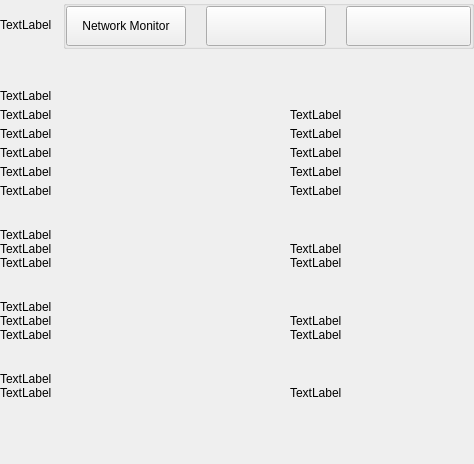
First picture: the form in src/qt/pivx/settings/forms/settingsinformationwidget.ui, repository sappcoin-com/PIVX, before the edit.
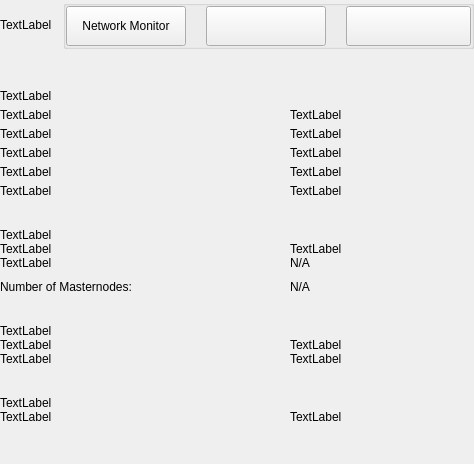
Second picture: the form after the edit.

Commit message: Add masternode count to GUI info

Diff of the .ui file:
```diff
--- a/src/qt/pivx/settings/forms/settingsinformationwidget.ui
+++ b/src/qt/pivx/settings/forms/settingsinformationwidget.ui
@@ -488,8 +488,67 @@
            </item>
            <item>
             <widget class="QLabel" name="labelInfoConnections">
+			                          <property name="cursor">
+                            <cursorShape>IBeamCursor</cursorShape>
+                          </property>
+                          <property name="textInteractionFlags">
+                            <set>Qt::LinksAccessibleByMouse|Qt::TextSelectableByKeyboard|Qt::TextSelectableByMouse</set>
+                          </property>
+                          <property name="text">
+                            <string>N/A</string>
+                          </property>
+                        </widget>
+                      </item>
+                    </layout>
+                  </widget>
+                </item>
+                <item>
+                  <widget class="QWidget" name="layoutOptions2_1" native="true">
+                    <layout class="QHBoxLayout" name="horizontalMasternodes" stretch="0,1">
+                      <property name="spacing">
+                        <number>0</number>
+                      </property>
+                      <property name="leftMargin">
+                        <number>0</number>
+                      </property>
+                      <property name="topMargin">
+                        <number>0</number>
+                      </property>
+                      <property name="rightMargin">
+                        <number>0</number>
+                      </property>
+                      <property name="bottomMargin">
+                        <number>10</number>
+                      </property>
+                      <item>
+                        <widget class="QLabel" name="labelTitleMasternodes">
+                          <property name="minimumSize">
+                            <size>
+                              <width>290</width>
+                              <height>0</height>
+                            </size>
+                          </property>
+                          <property name="maximumSize">
+                            <size>
+                              <width>290</width>
+                              <height>16777215</height>
+                            </size>
+                          </property>
+                          <property name="text">
+                            <string>Number of Masternodes:</string>
+                          </property>
+                        </widget>
+                      </item>
+                      <item>
+                        <widget class="QLabel" name="labelInfoMasternodes">
+                          <property name="cursor">
+                            <cursorShape>IBeamCursor</cursorShape>
+                          </property>
+                          <property name="textInteractionFlags">
+                            <set>Qt::LinksAccessibleByMouse|Qt::TextSelectableByKeyboard|Qt::TextSelectableByMouse</set>
+                          </property>
              <property name="text">
-              <string>TextLabel</string>
+              <string notr="true">N/A</string>
              </property>
             </widget>
            </item>
```
The commit also changes 3 other files.
